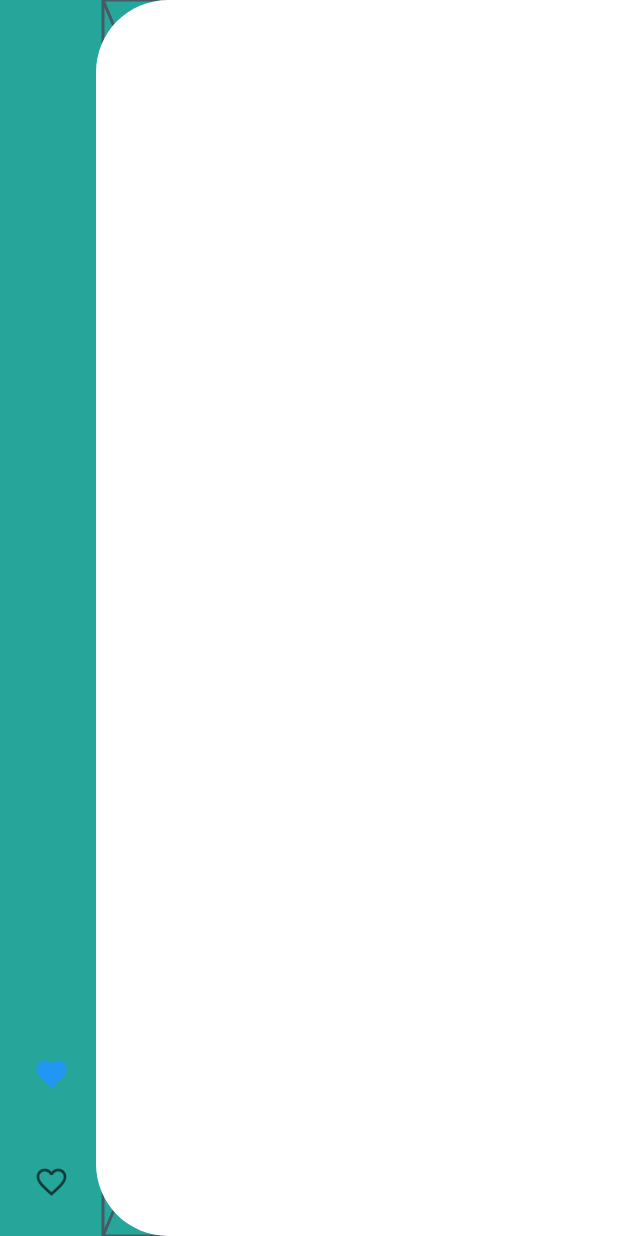
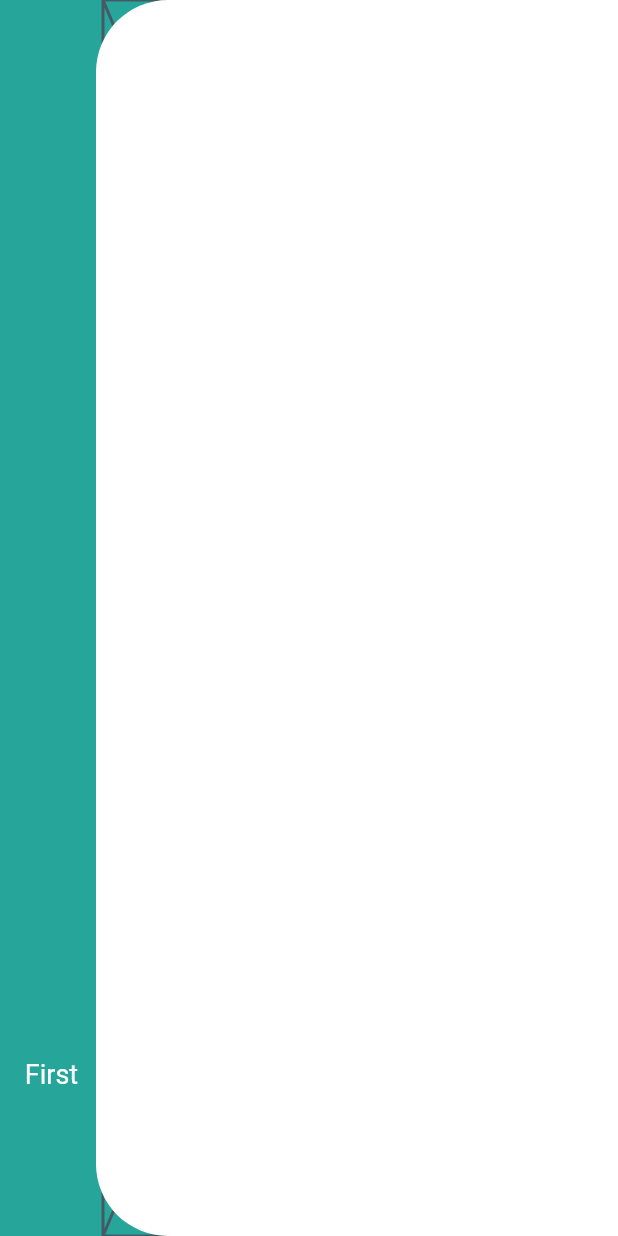
Before and after one commit to JAICHANGPARK/flutter_notebook_8th_story, a Flutter app: the screen it shows after launch, on a phone screen of 412 x 824 dp. Run offline on Flutter 3.47's test engine with Material 2 defaults, Android fonts, the phone set to English and light mode, and no system bars; our stand-ins replace badges, google_fonts.

Commit message:
Update food_main_page.dart

```diff
--- a/lib/ep566_food_delivery_app/food_main_page.dart
+++ b/lib/ep566_food_delivery_app/food_main_page.dart
@@ -26,8 +26,10 @@ class _FoodMainPageState extends State<FoodMainPage> {
                     Expanded(
                       flex: 2,
                       child: NavigationRail(
+
                         groupAlignment: 1,
 
+                        labelType: NavigationRailLabelType.selected,
                           backgroundColor: Colors.teal[400],
                           selectedLabelTextStyle: TextStyle(
                             fontSize: 18,
@@ -35,14 +37,14 @@ class _FoodMainPageState extends State<FoodMainPage> {
                           ),
                           destinations: [
                         NavigationRailDestination(
-                          icon: Icon(Icons.favorite_border),
-                          selectedIcon: Icon(Icons.favorite),
+
+                          icon: SizedBox.shrink(),
+//                          selectedIcon: Icon(Icons.favorite),
                           label: Text('First'),
                         ),
                         NavigationRailDestination(
-                          icon: Icon(Icons.favorite_border),
-                          selectedIcon: Icon(Icons.favorite),
-                          label: Text('First'),
+                          icon: SizedBox.shrink(),
+                          label: Text('First', style: TextStyle(color: Colors.white),),
                         ),
                       ], selectedIndex: _pageIndex,
                       onDestinationSelected: (index){
```
